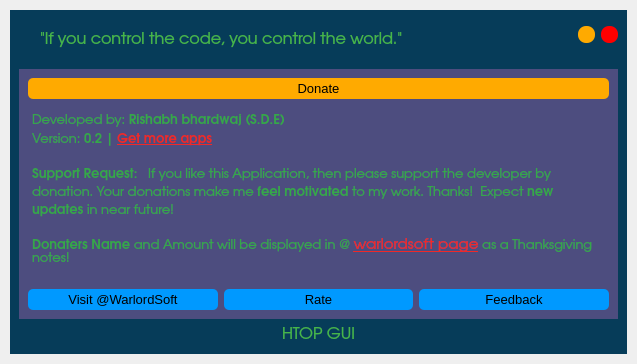
The window that src/ui_main.ui (rishabh3354/htop) describes before a commit, drawn with Qt 5.
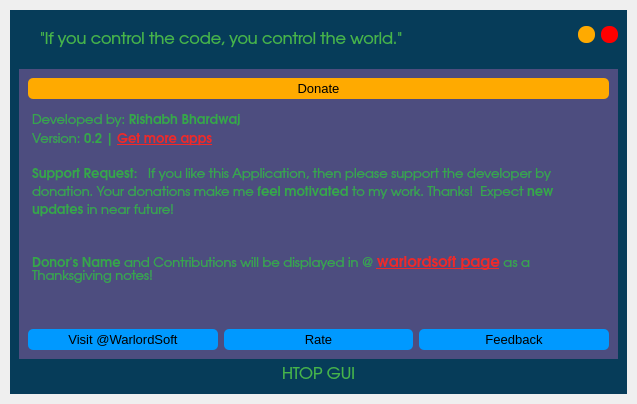
The same window after the commit. The open tabs and pages were chosen to show the change. Icons and pictures are not drawn.

Patch:
```diff
--- a/src/ui_main.ui
+++ b/src/ui_main.ui
@@ -7,7 +7,7 @@
     <x>0</x>
     <y>0</y>
     <width>637</width>
-    <height>364</height>
+    <height>404</height>
    </rect>
   </property>
   <property name="minimumSize">
@@ -1439,12 +1439,13 @@
 p, li { white-space: pre-wrap; }
 &lt;/style&gt;&lt;/head&gt;&lt;body style=&quot; font-family:'URW Gothic'; font-size:11pt; font-weight:400; font-style:normal;&quot;&gt;
 &lt;p style=&quot; margin-top:0px; margin-bottom:0px; margin-left:0px; margin-right:0px; -qt-block-indent:0; text-indent:0px;&quot;&gt;&lt;img src=&quot;:/resource/resource/speedx.png&quot; height=&quot;20&quot; /&gt;&lt;/p&gt;
-&lt;p style=&quot; margin-top:0px; margin-bottom:0px; margin-left:0px; margin-right:0px; -qt-block-indent:0; text-indent:0px;&quot;&gt;&lt;span style=&quot; font-family:'Ubuntu'; font-size:10pt; color:#35a849;&quot;&gt;Developed by: &lt;/span&gt;&lt;span style=&quot; font-family:'Ubuntu'; font-size:10pt; font-weight:600; color:#35a849;&quot;&gt;Rishabh bhardwaj (S.D.E)&lt;/span&gt;&lt;/p&gt;
+&lt;p style=&quot; margin-top:0px; margin-bottom:0px; margin-left:0px; margin-right:0px; -qt-block-indent:0; text-indent:0px;&quot;&gt;&lt;span style=&quot; font-family:'Ubuntu'; font-size:10pt; color:#35a849;&quot;&gt;Developed by: &lt;/span&gt;&lt;span style=&quot; font-family:'Ubuntu'; font-size:10pt; font-weight:600; color:#35a849;&quot;&gt;Rishabh Bhardwaj&lt;/span&gt;&lt;/p&gt;
 &lt;p style=&quot; margin-top:0px; margin-bottom:0px; margin-left:0px; margin-right:0px; -qt-block-indent:0; text-indent:0px;&quot;&gt;&lt;span style=&quot; font-family:'Ubuntu'; font-size:10pt; color:#35a849;&quot;&gt;Version: &lt;/span&gt;&lt;span style=&quot; font-family:'Ubuntu'; font-size:10pt; font-weight:600; color:#35a849;&quot;&gt;0.2 | &lt;/span&gt;&lt;a href=&quot;https://snapcraft.io/search?q=rishabh&quot;&gt;&lt;span style=&quot; font-family:'Ubuntu'; font-size:10pt; font-weight:600; text-decoration: underline; color:#ef2929;&quot;&gt;Get more apps&lt;/span&gt;&lt;/a&gt;&lt;/p&gt;
 &lt;p style=&quot;-qt-paragraph-type:empty; margin-top:0px; margin-bottom:0px; margin-left:0px; margin-right:0px; -qt-block-indent:0; text-indent:0px; font-family:'Ubuntu'; font-size:10pt; color:#35a849;&quot;&gt;&lt;br /&gt;&lt;/p&gt;
 &lt;p style=&quot; margin-top:0px; margin-bottom:0px; margin-left:0px; margin-right:0px; -qt-block-indent:0; text-indent:0px;&quot;&gt;&lt;span style=&quot; font-family:'Ubuntu'; font-size:10pt; font-weight:600; color:#35a849;&quot;&gt;Support Request:&lt;/span&gt;&lt;span style=&quot; font-family:'Ubuntu'; font-size:10pt; color:#35a849;&quot;&gt;   If you like this Application, then please support the developer by donation. Your donations make me &lt;/span&gt;&lt;span style=&quot; font-family:'Ubuntu'; font-size:10pt; font-weight:600; color:#35a849;&quot;&gt;feel motivated&lt;/span&gt;&lt;span style=&quot; font-family:'Ubuntu'; font-size:10pt; color:#35a849;&quot;&gt; to my work. Thanks!  Expect &lt;/span&gt;&lt;span style=&quot; font-family:'Ubuntu'; font-size:10pt; font-weight:600; color:#35a849;&quot;&gt;new updates&lt;/span&gt;&lt;span style=&quot; font-family:'Ubuntu'; font-size:10pt; color:#35a849;&quot;&gt; in near future!&lt;/span&gt;&lt;/p&gt;
 &lt;p style=&quot;-qt-paragraph-type:empty; margin-top:0px; margin-bottom:0px; margin-left:0px; margin-right:0px; -qt-block-indent:0; text-indent:0px; font-family:'Ubuntu'; font-size:10pt; color:#35a849;&quot;&gt;&lt;br /&gt;&lt;/p&gt;
-&lt;p style=&quot; margin-top:0px; margin-bottom:0px; margin-left:0px; margin-right:0px; -qt-block-indent:0; text-indent:0px;&quot;&gt;&lt;span style=&quot; font-family:'Ubuntu'; font-size:10pt; font-weight:600; color:#35a849;&quot;&gt;Donaters Name&lt;/span&gt;&lt;span style=&quot; font-family:'Ubuntu'; font-size:10pt; color:#35a849;&quot;&gt; and Amount will be displayed in @ &lt;/span&gt;&lt;a href=&quot;https://warlordsoftwares.in/warlord_soft/dashboard/&quot;&gt;&lt;span style=&quot; font-family:'Ubuntu'; text-decoration: underline; color:#ef2929;&quot;&gt;warlordsoft page&lt;/span&gt;&lt;/a&gt;&lt;span style=&quot; font-family:'Ubuntu'; font-size:10pt; color:#35a849;&quot;&gt; as a Thanksgiving notes!&lt;/span&gt;&lt;/p&gt;&lt;/body&gt;&lt;/html&gt;</string>
+&lt;p style=&quot;-qt-paragraph-type:empty; margin-top:0px; margin-bottom:0px; margin-left:0px; margin-right:0px; -qt-block-indent:0; text-indent:0px; font-family:'Ubuntu'; font-size:10pt; color:#35a849;&quot;&gt;&lt;br /&gt;&lt;/p&gt;
+&lt;p style=&quot; margin-top:0px; margin-bottom:0px; margin-left:0px; margin-right:0px; -qt-block-indent:0; text-indent:0px;&quot;&gt;&lt;span style=&quot; font-family:'Ubuntu'; font-size:10pt; font-weight:600; color:#35a849;&quot;&gt;Donor's Name&lt;/span&gt;&lt;span style=&quot; font-family:'Ubuntu'; font-size:10pt; color:#35a849;&quot;&gt; and Contributions will be displayed in @ &lt;/span&gt;&lt;a href=&quot;https://warlordsoftwares.in/warlord_soft/our_contributors/&quot;&gt;&lt;span style=&quot; font-family:'Ubuntu'; font-weight:600; text-decoration: underline; color:#ef2929;&quot;&gt;warlordsoft page&lt;/span&gt;&lt;/a&gt;&lt;span style=&quot; font-family:'Ubuntu'; font-size:10pt; color:#35a849;&quot;&gt; as a Thanksgiving notes!&lt;/span&gt;&lt;/p&gt;&lt;/body&gt;&lt;/html&gt;</string>
                 </property>
                 <property name="textInteractionFlags">
                  <set>Qt::LinksAccessibleByKeyboard|Qt::LinksAccessibleByMouse|Qt::TextBrowserInteraction|Qt::TextSelectableByKeyboard|Qt::TextSelectableByMouse</set>
```
Left out of the diff: 2 changed lines with no effect on the pictures.
